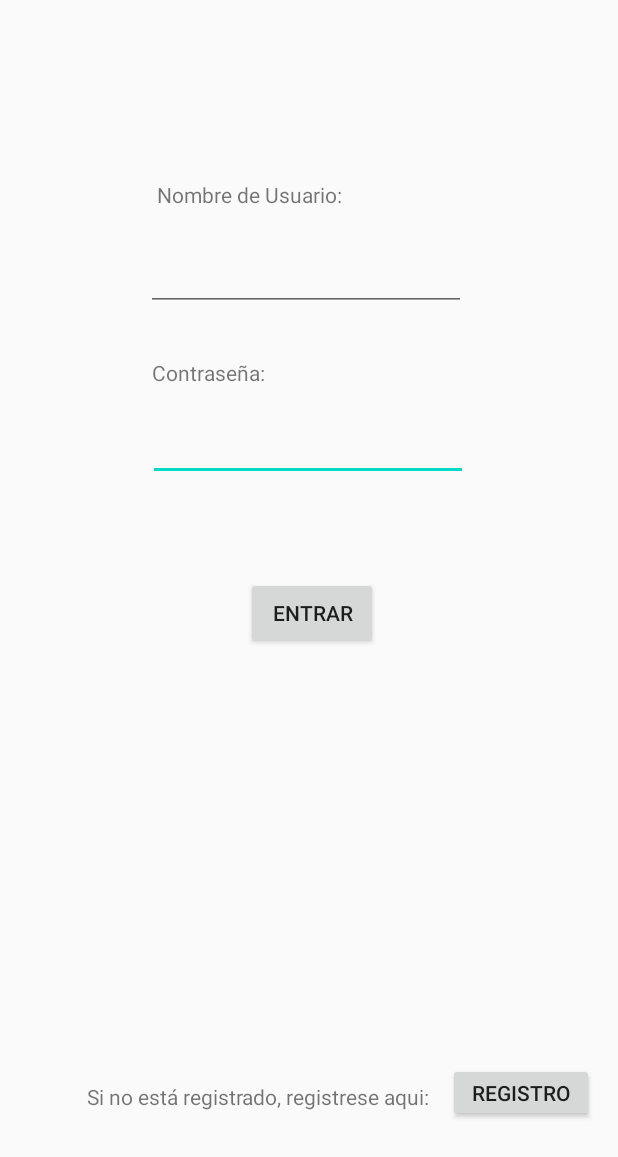
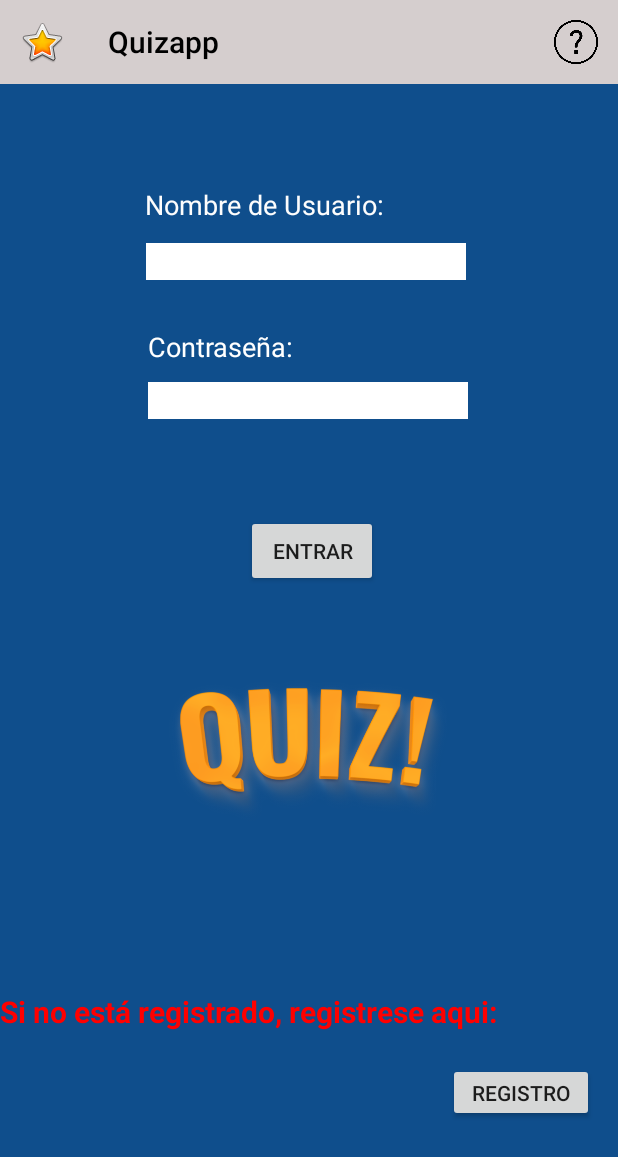
Before and after one commit to DLois97/PracticaLaboratoriosMoviles1, an Android app: the screen it shows after launch (LoginActivity), on a phone screen of 412 x 824 dp. Shown: the top 1157 px of the screen. Run offline under Robolectric (Android 15) with nearby library versions, the phone set to English and light mode, and no system bars; Roboto replaces fonts that are not available here.

Commit message:
Añadidos manuales de registro y login y login y registro rediseñados

```diff
--- a/app/src/main/java/com/example/quiz/LoginActivity.java
+++ b/app/src/main/java/com/example/quiz/LoginActivity.java
@@ -1,12 +1,17 @@
 package com.example.quiz;
 
+import androidx.annotation.NonNull;
 import androidx.appcompat.app.AppCompatActivity;
+import androidx.appcompat.widget.Toolbar;
 
 import android.content.ContentValues;
 import android.content.Intent;
 import android.database.Cursor;
 import android.database.sqlite.SQLiteDatabase;
+import android.media.MediaPlayer;
 import android.os.Bundle;
+import android.view.Menu;
+import android.view.MenuItem;
 import android.view.View;
 import android.widget.EditText;
 import android.widget.Toast;
@@ -17,11 +22,19 @@ public class LoginActivity extends AppCompatActivity {
 
     private EditText nameLogin;
     private EditText passwordLogin;
+    Toolbar toolbar;
 
     @Override
     protected void onCreate(Bundle savedInstanceState) {
         super.onCreate(savedInstanceState);
         setContentView(R.layout.activity_login2);
+
+        toolbar = findViewById(R.id.toolbar);
+        setSupportActionBar(toolbar);
+
+        MediaPlayer mpbck = MediaPlayer.create(this, R.raw.question);
+        mpbck.start();
+        mpbck.setLooping(true);
 
         nameLogin = (EditText) findViewById(R.id.nameUser);
         passwordLogin = (EditText) findViewById(R.id.passUsuario);
@@ -57,4 +70,21 @@ public class LoginActivity extends AppCompatActivity {
         Intent intent = new Intent(this, RegisterActivity.class);
         startActivity(intent);
     }
+    @Override
+    public boolean onCreateOptionsMenu(Menu menu) {
+        getMenuInflater().inflate(R.menu.menu, menu);
+        return true;
+    }
+
+    @Override
+    public boolean onOptionsItemSelected(@NonNull MenuItem item) {
+        int id = item.getItemId();
+
+        if( id == R.id.help) {
+            Toast.makeText(this, "HELP", Toast.LENGTH_SHORT).show();
+            Intent intent = new Intent(this, ManualLogin.class);
+            startActivity(intent);
+        }
+        return true;
+    }
 }
--- a/app/src/main/java/com/example/quiz/MainActivity.java
+++ b/app/src/main/java/com/example/quiz/MainActivity.java
@@ -25,9 +25,6 @@ public class MainActivity extends AppCompatActivity {
         setContentView(R.layout.activity_main);
         toolbar = findViewById(R.id.toolbar);
         setSupportActionBar(toolbar);
-        MediaPlayer mpbck = MediaPlayer.create(this, R.raw.question);
-        mpbck.start();
-        mpbck.setLooping(true);
 
     }
     public void empezar(View view) throws InterruptedException {
--- a/app/src/main/res/layout/activity_login2.xml
+++ b/app/src/main/res/layout/activity_login2.xml
@@ -4,8 +4,16 @@
     xmlns:tools="http://schemas.android.com/tools"
     android:layout_width="match_parent"
     android:layout_height="match_parent"
+    android:background="#0F4E8C"
     android:onClick="login"
     tools:context=".LoginActivity">
+
+    <include
+        android:id="@+id/toolbar"
+        layout="@layout/toolbar"
+        app:layout_constraintTop_toTopOf="parent"
+        app:layout_constraintStart_toStartOf="parent"
+        app:layout_constraintEnd_toEndOf="parent"/>
 
     <Button
         android:id="@+id/register"
@@ -24,6 +32,7 @@
         android:layout_height="wrap_content"
         android:layout_marginTop="68dp"
         android:layout_marginEnd="100dp"
+        android:background="#FFFFFF"
         android:ems="10"
         android:inputType="textPassword"
         app:layout_constraintEnd_toEndOf="parent"
@@ -35,6 +44,7 @@
         android:layout_height="wrap_content"
         android:layout_marginTop="162dp"
         android:layout_marginEnd="101dp"
+        android:background="#FFFFFF"
         android:ems="10"
         android:inputType="textPersonName"
         app:layout_constraintEnd_toEndOf="parent"
@@ -47,12 +57,15 @@
         android:layout_marginTop="222dp"
         android:layout_marginEnd="12dp"
         android:text="Si no está registrado, registrese aqui:"
+        android:textColor="#FF0000"
+        android:textSize="20sp"
+        android:textStyle="bold"
         app:layout_constraintBottom_toBottomOf="parent"
         app:layout_constraintEnd_toStartOf="@+id/registerBtn"
-        app:layout_constraintHorizontal_bias="1.0"
+        app:layout_constraintHorizontal_bias="0.0"
         app:layout_constraintStart_toStartOf="parent"
         app:layout_constraintTop_toTopOf="parent"
-        app:layout_constraintVertical_bias="0.857" />
+        app:layout_constraintVertical_bias="0.763" />
 
     <Button
         android:id="@+id/registerBtn"
@@ -71,9 +84,11 @@
         android:id="@+id/txtNameUser"
         android:layout_width="wrap_content"
         android:layout_height="wrap_content"
-        android:layout_marginTop="120dp"
-        android:layout_marginEnd="184dp"
+        android:layout_marginTop="124dp"
+        android:layout_marginEnd="156dp"
         android:text="Nombre de Usuario:"
+        android:textColor="#FDFDFD"
+        android:textSize="18sp"
         app:layout_constraintEnd_toEndOf="parent"
         app:layout_constraintTop_toTopOf="parent" />
 
@@ -81,9 +96,21 @@
         android:id="@+id/txtPass"
         android:layout_width="wrap_content"
         android:layout_height="wrap_content"
-        android:layout_marginTop="31dp"
-        android:layout_marginEnd="235dp"
+        android:layout_marginTop="32dp"
+        android:layout_marginEnd="216dp"
         android:text="Contraseña:"
+        android:textColor="#FFFFFF"
+        android:textSize="18sp"
         app:layout_constraintEnd_toEndOf="parent"
         app:layout_constraintTop_toBottomOf="@+id/nameUser" />
+
+    <ImageView
+        android:id="@+id/imageView4"
+        android:layout_width="187dp"
+        android:layout_height="106dp"
+        android:layout_marginTop="56dp"
+        android:layout_marginEnd="112dp"
+        app:layout_constraintEnd_toEndOf="parent"
+        app:layout_constraintTop_toBottomOf="@+id/register"
+        app:srcCompat="@drawable/quiz_3d" />
 </androidx.constraintlayout.widget.ConstraintLayout>
```
Also changed, not shown: app/src/main/AndroidManifest.xml (+5 -4 lines), app/src/main/java/com/example/quiz/ManualLogin.java (added, +14 -0 lines), app/src/main/java/com/example/quiz/ManualRegistro.java (added, +14 -0 lines), app/src/main/java/com/example/quiz/RegisterActivity.java (+25 -1 lines), app/src/main/res/layout/activity_manual_inicio.xml (+13 -1 lines), app/src/main/res/layout/activity_manual_login.xml (added, +98 -0 lines), app/src/main/res/layout/activity_manual_registro.xml (added, +97 -0 lines), app/src/main/res/layout/activity_register.xml (+14 -0 lines), app/src/main/res/drawable-v24/manualpregunta.png, app/src/main/res/drawable/manualinicio.png (added), app/src/main/res/drawable/manuallogin.png (added), app/src/main/res/drawable/manualregistro.jpg (added).
